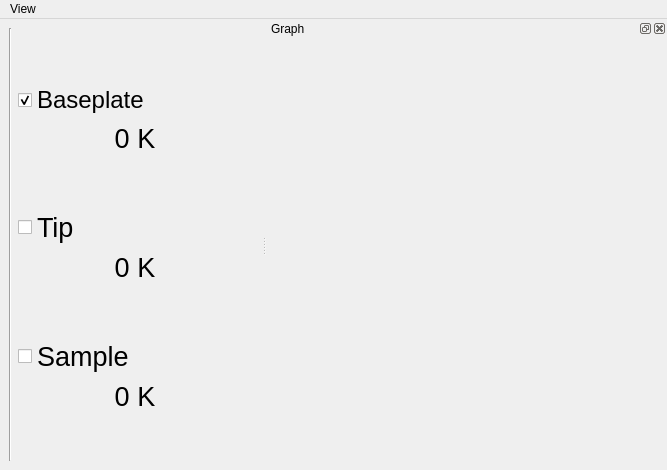
This is gui/hdi/ui_heium_depth_indicator.ui in projecthira/qudi-hira as Qt 5 draws it before an edit. The edited form follows.
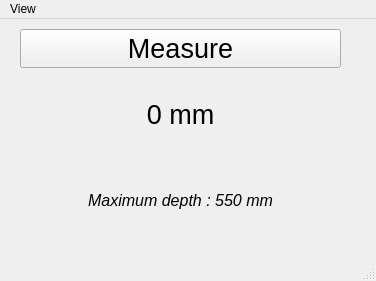
This is the edited form. Icons and pictures are not drawn.

Commit message: Added helium depth indicator GUI, logic and HW. Test HW.

What changed in the file:
```diff
--- a/gui/hdi/ui_heium_depth_indicator.ui
+++ b/gui/hdi/ui_heium_depth_indicator.ui
@@ -6,173 +6,81 @@
    <rect>
     <x>0</x>
     <y>0</y>
-    <width>667</width>
-    <height>470</height>
+    <width>376</width>
+    <height>281</height>
    </rect>
   </property>
   <property name="windowTitle">
    <string>Qudi: Temperature Monitor</string>
   </property>
   <widget class="QWidget" name="centralwidget">
-   <layout class="QGridLayout" name="gridLayout">
-    <item row="7" column="1">
-     <spacer name="verticalSpacer_4">
-      <property name="orientation">
-       <enum>Qt::Vertical</enum>
-      </property>
-      <property name="sizeHint" stdset="0">
-       <size>
-        <width>20</width>
-        <height>40</height>
-       </size>
-      </property>
-     </spacer>
-    </item>
-    <item row="5" column="1">
-     <widget class="QCheckBox" name="tipcheckBox">
+   <widget class="QWidget" name="verticalLayoutWidget">
+    <property name="geometry">
+     <rect>
+      <x>20</x>
+      <y>10</y>
+      <width>321</width>
+      <height>211</height>
+     </rect>
+    </property>
+    <layout class="QVBoxLayout" name="verticalLayout">
+     <item>
+      <widget class="QPushButton" name="measuredepthButton">
       <property name="font">
        <font>
         <pointsize>20</pointsize>
        </font>
       </property>
       <property name="text">
-       <string>Tip</string>
+        <string>Measure</string>
       </property>
      </widget>
     </item>
-    <item row="4" column="1">
-     <spacer name="verticalSpacer_3">
-      <property name="orientation">
-       <enum>Qt::Vertical</enum>
-      </property>
-      <property name="sizeHint" stdset="0">
-       <size>
-        <width>20</width>
-        <height>40</height>
-       </size>
-      </property>
-     </spacer>
-    </item>
-    <item row="2" column="1">
-     <widget class="QCheckBox" name="baseplatecheckBox">
+     <item>
+      <widget class="QLabel" name="heliumDepth">
       <property name="font">
        <font>
-        <pointsize>18</pointsize>
-       </font>
-      </property>
-      <property name="text">
-       <string>Baseplate</string>
-      </property>
-      <property name="checked">
-       <bool>true</bool>
-      </property>
-     </widget>
-    </item>
-    <item row="6" column="1">
-     <widget class="QLabel" name="tipTemperature">
-      <property name="font">
-       <font>
         <pointsize>20</pointsize>
        </font>
       </property>
       <property name="text">
-       <string>0 K</string>
+        <string>0 mm</string>
       </property>
       <property name="alignment">
        <set>Qt::AlignCenter</set>
       </property>
      </widget>
     </item>
-    <item row="9" column="1">
-     <widget class="QLabel" name="sampleTemperature">
+     <item>
+      <widget class="QLabel" name="label">
       <property name="font">
        <font>
-        <pointsize>20</pointsize>
+         <pointsize>12</pointsize>
+         <italic>true</italic>
+         <underline>false</underline>
        </font>
       </property>
       <property name="text">
-       <string>0 K</string>
+        <string>Maximum depth : 550 mm</string>
       </property>
       <property name="alignment">
        <set>Qt::AlignCenter</set>
       </property>
      </widget>
     </item>
-    <item row="8" column="1">
-     <widget class="QCheckBox" name="samplecheckBox">
-      <property name="font">
-       <font>
-        <pointsize>20</pointsize>
-       </font>
-      </property>
-      <property name="text">
-       <string>Sample</string>
-      </property>
-     </widget>
-    </item>
-    <item row="1" column="1">
-     <spacer name="verticalSpacer">
-      <property name="orientation">
-       <enum>Qt::Vertical</enum>
-      </property>
-      <property name="sizeHint" stdset="0">
-       <size>
-        <width>20</width>
-        <height>40</height>
-       </size>
-      </property>
-     </spacer>
-    </item>
-    <item row="10" column="1">
-     <spacer name="verticalSpacer_2">
-      <property name="orientation">
-       <enum>Qt::Vertical</enum>
-      </property>
-      <property name="sizeHint" stdset="0">
-       <size>
-        <width>20</width>
-        <height>40</height>
-       </size>
-      </property>
-     </spacer>
-    </item>
-    <item row="3" column="1">
-     <widget class="QLabel" name="baseplateTemperature">
-      <property name="font">
-       <font>
-        <pointsize>20</pointsize>
-       </font>
-      </property>
-      <property name="text">
-       <string>0 K</string>
-      </property>
-      <property name="alignment">
-       <set>Qt::AlignCenter</set>
-      </property>
-     </widget>
-    </item>
-    <item row="1" column="0" rowspan="10">
-     <widget class="Line" name="line">
-      <property name="enabled">
-       <bool>true</bool>
-      </property>
-      <property name="orientation">
-       <enum>Qt::Vertical</enum>
-      </property>
-     </widget>
-    </item>
-   </layout>
-  </widget>
+    </layout>
+   </widget>
+  </widget>
   <widget class="QMenuBar" name="menubar">
    <property name="geometry">
     <rect>
      <x>0</x>
      <y>0</y>
-     <width>667</width>
-     <height>21</height>
+     <width>376</width>
+     <height>26</height>
     </rect>
    </property>
-   <widget class="QMenu" name="menuMenu">
+   <widget class="QMenu" name="menuView">
     <property name="title">
      <string>View</string>
     </property>
@@ -180,43 +88,9 @@
     <addaction name="actionReset_View"/>
     <addaction name="actionClose"/>
    </widget>
-   <addaction name="menuMenu"/>
+   <addaction name="menuView"/>
   </widget>
-  <widget class="QDockWidget" name="plotDockWidget">
-   <property name="sizePolicy">
-    <sizepolicy hsizetype="Expanding" vsizetype="Preferred">
-     <horstretch>1</horstretch>
-     <verstretch>0</verstretch>
-    </sizepolicy>
-   </property>
-   <property name="minimumSize">
-    <size>
-     <width>400</width>
-     <height>50</height>
-    </size>
-   </property>
-   <property name="baseSize">
-    <size>
-     <width>400</width>
-     <height>0</height>
-    </size>
-   </property>
-   <property name="windowTitle">
-    <string>Graph</string>
-   </property>
-   <attribute name="dockWidgetArea">
-    <number>2</number>
-   </attribute>
-   <widget class="QWidget" name="pwContainer">
-    <property name="sizePolicy">
-     <sizepolicy hsizetype="Expanding" vsizetype="Preferred">
-      <horstretch>0</horstretch>
-      <verstretch>0</verstretch>
-     </sizepolicy>
-    </property>
-    <layout class="QGridLayout" name="gridLayout_3"/>
-   </widget>
-  </widget>
+  <widget class="QStatusBar" name="statusbar"/>
   <action name="actionClose">
    <property name="icon">
     <iconset>
```
Left out of the diff: 72 changed lines with no effect on the pictures. Lines whose indentation alone changed are shown as unchanged. The commit also changes 4 other files.
